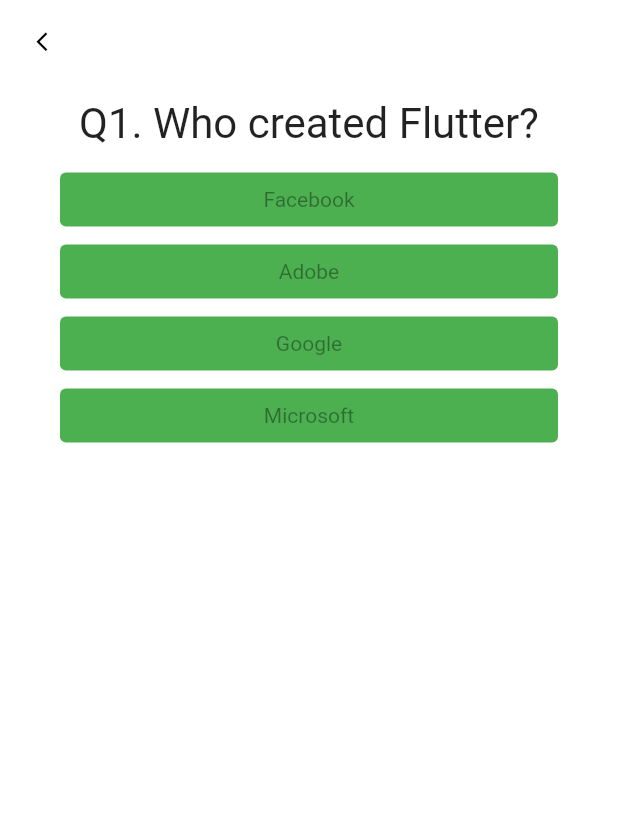
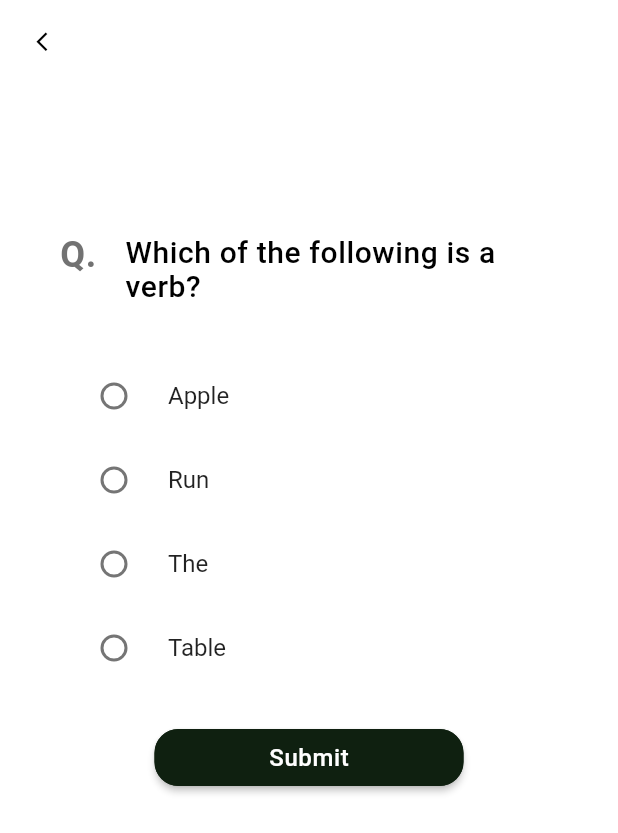
Before and after one commit to HammadMansha/so_teach, a Flutter app: the screen it shows after launch, on a phone screen of 412 x 824 dp. Shown: the top 833 px of the screen. Run offline on Flutter 3.47's test engine with Material 2 defaults, Android fonts, the phone set to English and light mode, and no system bars; our stand-ins replace get, get_storage; missing offline and left inert: intro_screen_onboarding_flutter.

Commit message:
some fixes done

```diff
--- a/lib/views/quiz/quiz_questions/quiz_question_screen.dart
+++ b/lib/views/quiz/quiz_questions/quiz_question_screen.dart
@@ -47,88 +47,82 @@
                 mainAxisAlignment: MainAxisAlignment.center,
                 crossAxisAlignment: CrossAxisAlignment.center,
                 children: [
-                  // Container(
-                  //   height: 80,
-                  //   width: Get.width,
-                  //   child: Row(
-                  //     mainAxisAlignment: MainAxisAlignment.start,
-                  //     crossAxisAlignment: CrossAxisAlignment.start,
-                  //     children: [
-                  //       Text(
-                  //         "Q.   ",
-                  //         textAlign: TextAlign.start,
-                  //         style: CommonTextStyle.font32weight600Grey,
-                  //       ),
-                  //       Expanded(
-                  //           child: Text(
-                  //         "Which of the following is a verb?",
-                  //         textAlign: TextAlign.start,
-                  //         style: CommonTextStyle.font22weight500Black,
-                  //         maxLines: 4,
-                  //       )),
-                  //     ],
-                  //   ),
-                  // ).marginOnly(top: 100),
-                  // Container(
-                  //   height: 250,
-                  //   width: Get.width,
-                  //   child: Column(
-                  //     children: [
-                  //       RadioListTile(
-                  //         title: const Text("Apple"),
-                  //         value: "apple",
-                  //         groupValue: _.selectedAnswer,
-                  //         onChanged: (value) {
-                  //           _.selectedAnswer = value.toString();
-                  //           _.update();
-                  //         },
-                  //       ),
-                  //       RadioListTile(
-                  //         title: const Text("Run"),
-                  //         value: "run",
-                  //         groupValue: _.selectedAnswer,
-                  //         onChanged: (value) {
-                  //           _.selectedAnswer = value.toString();
-                  //           _.update();
-                  //         },
-                  //       ),
-                  //       RadioListTile(
-                  //         title: const Text("The"),
-                  //         value: "the",
-                  //         groupValue: _.selectedAnswer,
-                  //         onChanged: (value) {
-                  //           _.selectedAnswer = value.toString();
-                  //           _.update();
-                  //         },
-                  //       ),
-                  //       RadioListTile(
-                  //         title: const Text("Table"),
-                  //         value: "table",
-                  //         groupValue: _.selectedAnswer,
-                  //         onChanged: (value) {
-                  //           _.selectedAnswer = value.toString();
-                  //           _.update();
-                  //         },
-                  //       ),
-                  //     ],
-                  //   ),
-                  // ),
-                  // CommonButton(
-                  //   text: "Submit",
-                  //   textStyle: CommonTextStyle.font16weight500White,
-                  //   fillColor: AppColors.blackBtnAndTextColor,
-                  //   onPressed: () {},
-                  // ),
+                  Container(
+                    height: 80,
+                    width: Get.width,
+                    child: Row(
+                      mainAxisAlignment: MainAxisAlignment.start,
+                      crossAxisAlignment: CrossAxisAlignment.start,
+                      children: [
+                        Text(
+                          "Q.   ",
+                          textAlign: TextAlign.start,
+                          style: CommonTextStyle.font32weight600Grey,
+                        ),
+                        Expanded(
+                            child: Text(
+                          "Which of the following is a verb?",
+                          textAlign: TextAlign.start,
+                          style: CommonTextStyle.font22weight500Black,
+                          maxLines: 4,
+                        )),
+                      ],
+                    ),
+                  ).marginOnly(top: 100),
+                  Container(
+                    height: 250,
+                    width: Get.width,
+                    child: Column(
+                      children: [
+                        RadioListTile(
+                          title: const Text("Apple"),
+                          value: "apple",
+                          groupValue: _.selectedAnswer,
+                          onChanged: (value) {
+                            _.selectedAnswer = value.toString();
+                            _.update();
+                          },
+                        ),
+                        RadioListTile(
+                          title: const Text("Run"),
+                          value: "run",
+                          groupValue: _.selectedAnswer,
+                          onChanged: (value) {
+                            _.selectedAnswer = value.toString();
+                            _.update();
+                          },
+                        ),
+                        RadioListTile(
+                          title: const Text("The"),
+                          value: "the",
+                          groupValue: _.selectedAnswer,
+                          onChanged: (value) {
+                            _.selectedAnswer = value.toString();
+                            _.update();
+                          },
+                        ),
+                        RadioListTile(
+                          title: const Text("Table"),
+                          value: "table",
+                          groupValue: _.selectedAnswer,
+                          onChanged: (value) {
+                            _.selectedAnswer = value.toString();
+                            _.update();
+                          },
+                        ),
+                      ],
+                    ),
+                  ),
+                  CommonButton(
+                    text: "Submit",
+                    textStyle: CommonTextStyle.font16weight500White,
+                    fillColor: AppColors.blackBtnAndTextColor,
+                    onPressed: () {},
+                  ),
 
 
 
-                  _.questionIndex < _.questions.length
-                      ? Quiz(
-                    answerQuestion: _.answerQuestion,
-                    questionIndex: _.questionIndex,
-                    questions: _.questions,
-                  ) //Quiz
-                      : SizedBox(),
+
                 ],
               ).marginSymmetric(horizontal: 40),
             ),
@@ -136,85 +130,3 @@
         });
   }
 }
-
-class Question extends StatelessWidget {
-  final String questionText;
-
-  const Question(this.questionText, {Key? key}) : super(key: key);
-
-  @override
-  Widget build(BuildContext context) {
-    return Container(
-      width: double.infinity,
-      margin: const EdgeInsets.all(10),
-      child: Text(
-        questionText,
-        style: const TextStyle(fontSize: 28),
-        textAlign: TextAlign.center,
-      ), //Text
-    ); //Container
-  }
-}
-
-class Quiz extends StatelessWidget {
-  final List<Map<String, Object>> questions;
-  final int questionIndex;
-  final Function answerQuestion;
-  const Quiz({
-    Key? key,
-    required this.questions,
-    required this.answerQuestion,
-    required this.questionIndex,
-  }) : super(key: key);
-
-
-  @override
-  Widget build(BuildContext context) {
-    return Column(
-      children: [
-        Question(
-          questions[questionIndex]['questionText'].toString(),
-        ), //Question
-        ...(questions[questionIndex]['answers'] as List<Map<String, Object>>)
-            .map((answer) {
-          return Answer(
-              () => answerQuestion(answer['score']), answer['text'].toString());
-        }).toList()
-      ],
-    ); //Column
-  }
-}
-
-class Answer extends StatelessWidget {
-  final Function selectHandler;
-  final String answerText;
-
-  const Answer(this.selectHandler, this.answerText, {Key? key})
-      : super(key: key);
-
-  @override
-  Widget build(BuildContext context) {
-    // use SizedBox for white space instead of Container
-    return SizedBox(
-      width: double.infinity,
-      child: ElevatedButton(
-        onPressed: selectHandler(),
-        style: ButtonStyle(
-            textStyle:
-                MaterialStateProperty.all(const TextStyle(color: Colors.white)),
-            backgroundColor: MaterialStateProperty.all(Colors.green)),
-        child: Text(answerText),
-      ),
-
-      // RaisedButton is deprecated and should not be used
-      // Use ElevatedButton instead
-
-      // child: RaisedButton(
-      //   color: const Color(0xFF00E676),
-      //   textColor: Colors.white,
-      //   onPressed: selectHandler(),
-      //   child: Text(answerText),
-      // ), //RaisedButton
-    ); //Container
-  }
-}
```
Also changed, not shown: lib/controllers/quiz/quiz_question/quiz_questions_controller.dart (+0 -61 lines).
